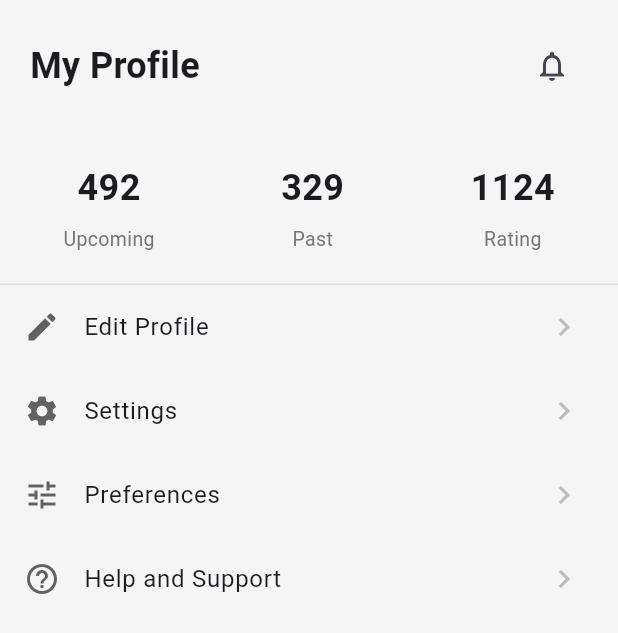
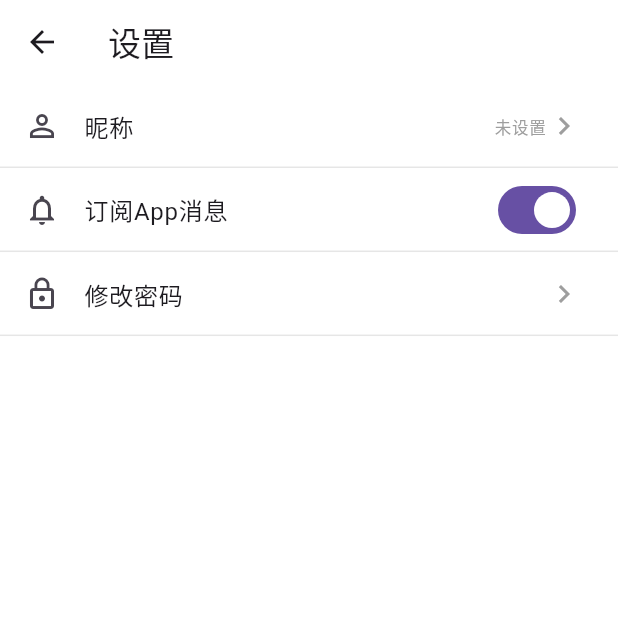
Before and after one commit to lucky-aeon/community-app, a Flutter app: the ProfilePage screen opened directly, after a tap on "Settings", on a phone screen of 412 x 824 dp. Shown: the top 633 px of the screen. Run offline on Flutter 3.47's test engine with Material 3 defaults, Android fonts, the phone set to English and light mode, and no system bars; our stand-ins replace chewie, flutter_html, flutter_markdown, lottie, shared_preferences, video_player and 1 more; missing offline and left inert: markdown; accounts and stored records are empty.

Commit message:
feat(profile): 添加个人资料页面和设置页面，支持昵称修改和通知设置

```diff
--- a/lib/page/profile/index.dart
+++ b/lib/page/profile/index.dart
@@ -1,4 +1,7 @@
 import 'package:flutter/material.dart';
+import 'package:lucky_community/page/auth/login.dart';
+import 'package:lucky_community/page/profile/setting.dart';
+import 'package:lucky_community/provider/auth.dart';
 import 'package:lucky_community/provider/user.dart';
 import 'package:provider/provider.dart';
 import 'package:lucky_community/api/base.dart';
@@ -11,37 +14,21 @@ class ProfilePage extends StatefulWidget {
 }
 
 class _ProfilePageState extends State<ProfilePage> {
+  late AuthProvider _authProvider;
+  @override
+  void initState() {
+    super.initState();
+    _authProvider = Provider.of<AuthProvider>(context, listen: false);
+  }
   @override
   Widget build(BuildContext context) {
     return Scaffold(
-      backgroundColor: Colors.grey[100],
       body: SafeArea(
         child: Stack(
           children: [
             SingleChildScrollView(
               child: Column(
                 children: [
-                  // 顶部标题栏
-                  Padding(
-                    padding: const EdgeInsets.all(20),
-                    child: Row(
-                      mainAxisAlignment: MainAxisAlignment.spaceBetween,
-                      children: [
-                        const Text(
-                          'My Profile',
-                          style: TextStyle(
-                            fontSize: 24,
-                            fontWeight: FontWeight.w600,
-                          ),
-                        ),
-                        IconButton(
-                          icon: const Icon(Icons.notifications_outlined),
-                          onPressed: () {},
-                        ),
-                      ],
-                    ),
-                  ),
-
                   // 个人信息部分
                   Consumer<UserProvider>(
                     builder: (context, provider, child) {
@@ -52,14 +39,37 @@ class _ProfilePageState extends State<ProfilePage> {
                         padding: const EdgeInsets.all(20),
                         child: Column(
                           children: [
+                            // 顶部标题栏
+                            Row(
+                              mainAxisAlignment: MainAxisAlignment.spaceBetween,
+                              children: [
+                                Text(
+                                  'hi, ${userInfo.name}',
+                                  style: const TextStyle(
+                                    fontSize: 20,
+                                    fontWeight: FontWeight.w600,
+                                  ),
+                                ),
+                                IconButton(
+                                  icon:
+                                      const Icon(Icons.notifications_outlined),
+                                  onPressed: () {},
+                                ),
+                              ],
+                            ),
                             // 头像和认证标记
                             Stack(
                               children: [
                                 CircleAvatar(
                                   radius: 60,
                                   backgroundImage: userInfo.avatar.isNotEmpty
-                                      ? NetworkImage(ApiBase.getUrlByQueryToken(
-                                          userInfo.avatar))
+                                      ? NetworkImage(
+                                          ApiBase.getUrlNoRequest(
+                                              userInfo.avatar),
+                                          headers: {
+                                              ApiBase.AuthorizationKey:
+                                                  ApiBase.token,
+                                            })
                                       : null,
                                   child: userInfo.avatar.isEmpty
                                       ? const Icon(Icons.person,
@@ -87,58 +97,56 @@ class _ProfilePageState extends State<ProfilePage> {
                               ],
                             ),
                             const SizedBox(height: 15),
-
-                            // 名字和位置
-                            Text(
-                              userInfo.name,
-                              style: const TextStyle(
-                                fontSize: 24,
-                                fontWeight: FontWeight.w600,
-                              ),
-                            ),
-                            const SizedBox(height: 8),
                             Text(
                               userInfo.desc,
                               style: const TextStyle(color: Colors.grey),
+                              maxLines: 1,
+                              overflow: TextOverflow.ellipsis,
                             ),
-
                             // 操作按钮
-                            const SizedBox(height: 20),
-                            Row(
-                              mainAxisAlignment: MainAxisAlignment.center,
-                              children: [
-                                ElevatedButton(
-                                  onPressed: () {},
-                                  style: ElevatedButton.styleFrom(
-                                    backgroundColor: Colors.green,
-                                    foregroundColor: Colors.white,
-                                    padding: const EdgeInsets.symmetric(
-                                        horizontal: 25, vertical: 10),
-                                    shape: RoundedRectangleBorder(
-                                      borderRadius: BorderRadius.circular(20),
-                                    ),
-                                  ),
-                                  child: const Text('View Profile'),
-                                ),
-                                const SizedBox(width: 10),
-                                IconButton(
-                                  onPressed: () {},
-                                  icon: const Icon(Icons.more_horiz),
-                                  style: IconButton.styleFrom(
-                                    backgroundColor: Colors.grey[200],
-                                    shape: const CircleBorder(),
-                                  ),
-                                ),
-                              ],
-                            ),
+                            _builderMidButtons(true),
                           ],
                         ),
                       );
                     },
                   ),
+                  // 统计数据
+                  _builderStatistics(false),
+                  // 菜单列表
+                  // _MenuItem(icon: Icons.edit, title: 'Edit Profile', onTap: () {}),
+                  _MenuItem(
+                      icon: Icons.settings, title: 'Settings', onTap: () {
+                        Navigator.push(context, MaterialPageRoute(builder: (context) => const AppSettingPage()));
+                      }),
+                  // _MenuItem(icon: Icons.tune, title: 'Preferences', onTap: () {}),
+                  // _MenuItem(icon: Icons.help_outline, title: 'Help and Support', onTap: () {}),
+                  _MenuItem(icon: Icons.logout, title: 'Logout', onTap: () async {
+                    await _authProvider.logout();
+                    // ignore: use_build_context_synchronously
+                    Navigator.pushReplacement(context, MaterialPageRoute(builder: (context) => const LoginPage()));
+                  }),
+                  // 底部留白，为底部导航栏腾出空间
+                  const SizedBox(height: 80),
+                ],
+              ),
+            ),
+          ],
+        ),
+      ),
+    );
+  }
 
-                  // 统计数据
-                  Container(
+  Widget _builderStatistics(bool noHide) {
+    if (noHide != true) {
+      return Container(
+        decoration: BoxDecoration(
+          border: Border(
+            bottom: BorderSide(color: Colors.grey[300]!),
+          ),
+        ),
+      );
+    }
+    return Container(
       padding: const EdgeInsets.symmetric(vertical: 20),
       decoration: BoxDecoration(
         border: Border(
@@ -153,28 +161,37 @@ class _ProfilePageState extends State<ProfilePage> {
           _StatItem(value: '1124', label: 'Rating'),
         ],
       ),
+    );
+  }
+
+  // 关注按钮，游客显示关注按钮，已登录显示关注按钮和取消关注按钮
+  Widget _builderMidButtons(bool hide) {
+    if (hide == true) return const SizedBox();
+    return Row(
+      mainAxisAlignment: MainAxisAlignment.center,
+      children: [
+        ElevatedButton(
+          onPressed: () {},
+          style: ElevatedButton.styleFrom(
+            backgroundColor: Colors.green,
+            foregroundColor: Colors.white,
+            padding: const EdgeInsets.symmetric(horizontal: 25, vertical: 10),
+            shape: RoundedRectangleBorder(
+              borderRadius: BorderRadius.circular(20),
             ),
-
-                  // 菜单列表
-                  _MenuItem(
-                      icon: Icons.edit, title: 'Edit Profile', onTap: () {}),
-                  _MenuItem(
-                      icon: Icons.settings, title: 'Settings', onTap: () {}),
-                  _MenuItem(
-                      icon: Icons.tune, title: 'Preferences', onTap: () {}),
-                  _MenuItem(
-                      icon: Icons.help_outline,
-                      title: 'Help and Support',
-                      onTap: () {}),
-
-                  // 底部留白，为底部导航栏腾出空间
-                  const SizedBox(height: 80),
-                ],
+          ),
+          child: const Text('关 注'),
+        ),
+        const SizedBox(width: 10),
+        IconButton(
+          onPressed: () {},
+          icon: const Icon(Icons.more_horiz),
+          style: IconButton.styleFrom(
+            backgroundColor: Colors.grey[200],
+            shape: const CircleBorder(),
           ),
         ),
       ],
-        ),
-      ),
     );
   }
 }
--- /dev/null
+++ b/lib/page/profile/setting.dart
@@ -0,0 +1,183 @@
+import 'package:flutter/material.dart';
+import 'package:provider/provider.dart';
+import 'package:lucky_community/provider/user.dart';
+
+class AppSettingPage extends StatefulWidget {
+  const AppSettingPage({super.key});
+
+  @override
+  State<AppSettingPage> createState() => _SettingPageState();
+}
+
+class _SettingPageState extends State<AppSettingPage> {
+  late UserProvider _userProvider;
+  bool notificationEnabled = true;
+
+  @override
+  void initState() {
+    super.initState();
+    _userProvider = Provider.of<UserProvider>(context, listen: false);
+  }
+
+  // 显示修改昵称对话框
+  Future<String?> _showNicknameDialog() async {
+    final TextEditingController controller = TextEditingController(
+      text: _userProvider.userInfo?.name
+    );
+
+    return showDialog<String>(
+      context: context,
+      builder: (BuildContext context) {
+        return AlertDialog(
+          title: const Text('修改昵称'),
+          content: TextField(
+            controller: controller,
+            decoration: const InputDecoration(
+              hintText: '请输入新昵称',
+              border: OutlineInputBorder(),
+            ),
+            autofocus: true,
+            maxLength: 20,
+          ),
+          actions: [
+            TextButton(
+              onPressed: () => Navigator.of(context).pop(),
+              child: const Text('取消'),
+            ),
+            TextButton(
+              onPressed: () {
+                final newNickname = controller.text.trim();
+                if (newNickname.isNotEmpty) {
+                  Navigator.of(context).pop(newNickname);
+                }
+              },
+              child: const Text('确定'),
+            ),
+          ],
+        );
+      },
+    );
+  }
+
+  // 显示加载对话框
+  void _showLoadingDialog() {
+    showDialog(
+      context: context,
+      barrierDismissible: false,
+      builder: (BuildContext context) {
+        return const Center(
+          child: CircularProgressIndicator(),
+        );
+      },
+    );
+  }
+
+  // 显示提示消息
+  void _showMessage(String message, {bool isError = false}) {
+    ScaffoldMessenger.of(context).showSnackBar(
+      SnackBar(
+        content: Text(message),
+        backgroundColor: isError ? Colors.red : null,
+        duration: const Duration(seconds: 2),
+      ),
+    );
+  }
+
+  // 处理昵称更新
+  Future<void> _handleNicknameUpdate() async {
+    final result = await _showNicknameDialog();
+    if (!mounted) return;
+    final navi =  Navigator.of(context);
+    if (result != null && result.isNotEmpty) {
+      try {
+        _showLoadingDialog();
+        await _userProvider.updateNickname(result);
+        navi.pop(); // 关闭加载对话框
+        _showMessage('昵称修改成功');
+      } catch (e) {
+        navi.pop(); // 关闭加载对话框
+        _showMessage('修改失败：${e.toString()}', isError: true);
+      }
+    }
+  }
+
+  // 处理通知开关
+  Future<void> _handleNotificationToggle(bool value) async {
+    setState(() {
+      notificationEnabled = value;
+    });
+    // TODO: 实现保存通知设置的逻辑
+  }
+
+  // 处理密码修改
+  void _handlePasswordChange() {
+    // TODO: 实现密码修改页面导航
+  }
+
+  // 构建设置项
+  Widget _buildSettingItem({
+    required IconData icon,
+    required String title,
+    required Widget trailing,
+    VoidCallback? onTap,
+  }) {
+    return Column(
+      children: [
+        ListTile(
+          leading: Icon(icon),
+          title: Text(title),
+          trailing: trailing,
+          onTap: onTap,
+        ),
+        const Divider(height: 0.01, color: Color.fromARGB(255, 230, 230, 230),),
+      ],
+    );
+  }
+
+  @override
+  Widget build(BuildContext context) {
+    return Scaffold(
+      appBar: AppBar(
+        title: const Text('设置'),
+        backgroundColor: Colors.white,
+      ),
+      body: Consumer<UserProvider>(
+        builder: (context, userProvider, child) {
+          return Column(
+            children: [
+              _buildSettingItem(
+                icon: Icons.person_outline,
+                title: '昵称',
+                trailing: Row(
+                  mainAxisSize: MainAxisSize.min,
+                  children: [
+                    Text(
+                      userProvider.userInfo?.name ?? '未设置',
+                      style: const TextStyle(color: Colors.grey),
+                    ),
+                    const Icon(Icons.chevron_right, color: Colors.grey),
+                  ],
+                ),
+                onTap: _handleNicknameUpdate,
+              ),
+              _buildSettingItem(
+                icon: Icons.notifications_outlined,
+                title: '订阅App消息',
+                trailing: Switch(
+                  value: notificationEnabled,
+                  onChanged: _handleNotificationToggle,
+                ),
+              ),
+              _buildSettingItem(
+                icon: Icons.lock_outline,
+                title: '修改密码',
+                trailing: const Icon(Icons.chevron_right, color: Colors.grey),
+                onTap: _handlePasswordChange,
+              ),
+            ],
+          );
+        },
+      ),
+    );
+  }
+}
```
Also changed, not shown: lib/provider/user.dart (+15 -0 lines), pubspec.lock, 1 other file. Lines whose indentation alone changed are shown as unchanged.
